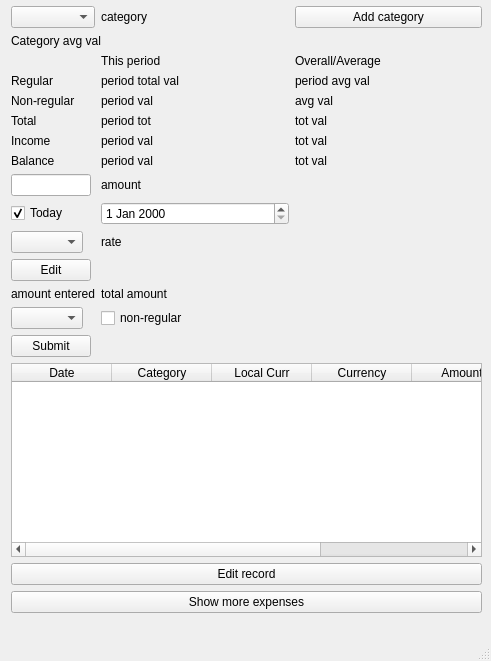
The window that mainwindow.ui (tvb2/expenses) describes before a commit, drawn with Qt 5.
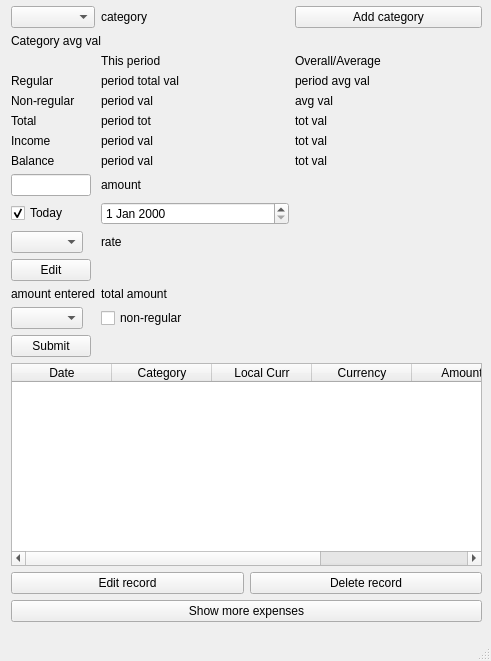
The same window after the commit.

Commit message: Delete Record implemented from Main and AllExp

The edit to the form file:
```diff
--- a/mainwindow.ui
+++ b/mainwindow.ui
@@ -20,7 +20,7 @@
       <x>11</x>
       <y>6</y>
       <width>471</width>
-      <height>607</height>
+      <height>616</height>
      </rect>
     </property>
     <layout class="QVBoxLayout" name="verticalLayout">
@@ -420,11 +420,22 @@
       </widget>
      </item>
      <item>
+      <layout class="QHBoxLayout" name="horizontalLayout">
+       <item>
       <widget class="QPushButton" name="pbEditRecord">
        <property name="text">
         <string>Edit record</string>
        </property>
       </widget>
+       </item>
+       <item>
+        <widget class="QPushButton" name="pb_DeleteRecord">
+         <property name="text">
+          <string>Delete record</string>
+         </property>
+        </widget>
+       </item>
+      </layout>
      </item>
      <item>
       <widget class="QPushButton" name="pb_ShowMoreExpenses">
```
Lines whose indentation alone changed are shown as unchanged. The commit also changes 11 other files.
